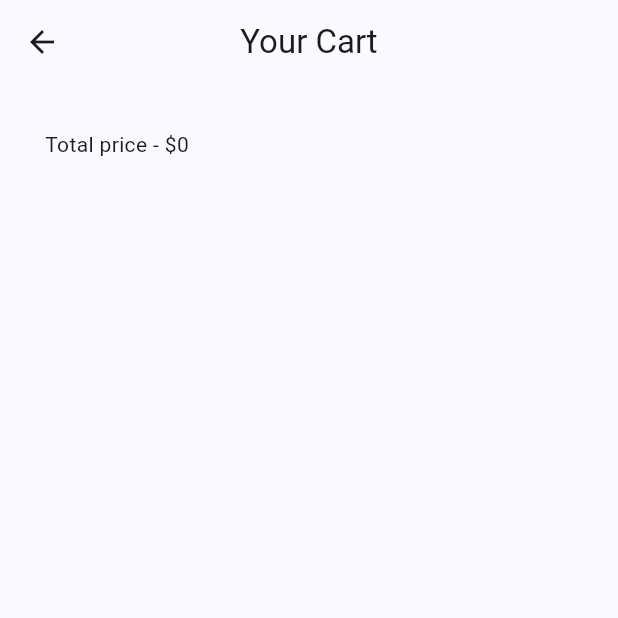
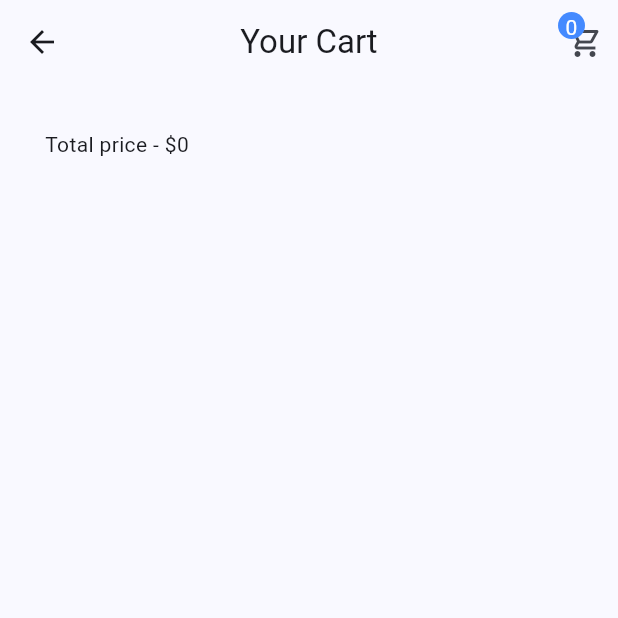
Before and after one commit to ShlokGupta24/garage_sale_product_list_app, a Flutter app: the screen it shows after launch, after a tap on the "shopping cart" icon, on a phone screen of 412 x 824 dp, the top half of it. Run offline on Flutter 3.47's test engine with Material 3 defaults, Android fonts, the light colour scheme and no system bars; our stand-ins replace flutter_riverpod, riverpod_annotation; generated files the repository leaves out were written again.

Commit message:
Final changes in the UI is done. App is completed

```diff
--- a/lib/screens/cart/cart_screen.dart
+++ b/lib/screens/cart/cart_screen.dart
@@ -12,14 +12,41 @@ class CartScreen extends ConsumerStatefulWidget {
 
 class _CartScreenState extends ConsumerState<CartScreen> {
   bool showCoupon=true;
+
   @override
   Widget build(BuildContext context) {
     final cartProducts=ref.watch(cartNotifierProvider);
     final total=ref.watch(cartTotalProvider);
+    final numberofItems=ref.watch(cartNotifierProvider).length;
     return Scaffold(
       appBar: AppBar(
         centerTitle: true,
         title: Text('Your Cart'),
+        actions: [
+          Stack(
+            clipBehavior: Clip.none,
+              children: [
+                Hero(tag: 'cart-hero', child: Icon(Icons.shopping_cart_outlined,)),
+                Positioned(
+                  top: -8,
+                  left: -6,
+                  child: Container(
+                    width: 18,
+                    height: 18,
+                    alignment: Alignment.center,
+                    decoration: BoxDecoration(
+                      borderRadius: BorderRadius.circular(10),
+                      color: Colors.blueAccent,
+                    ),
+                    child: Text(numberofItems.toString(),style: TextStyle(
+                      color: Colors.white,
+                    ),),
+                  ),
+                )
+              ]
+          ),
+          SizedBox(width: 10,)
+        ],
       ),
       body: Container(
         padding: EdgeInsets.all(30),
--- a/lib/shared/cart_icon.dart
+++ b/lib/shared/cart_icon.dart
@@ -1,21 +1,35 @@
 import 'package:flutter/material.dart';
+import 'package:flutter_riverpod/flutter_riverpod.dart';
+import 'package:garage_sale_product_list_app/providers/cart_provider.dart';
+import 'package:garage_sale_product_list_app/screens/cart/cart_screen.dart';
 
-class CartIcon extends StatefulWidget {
+class CartIcon extends ConsumerWidget {
   const CartIcon({super.key});
 
   @override
-  State<CartIcon> createState() => _CartIconState();
-}
-
-class _CartIconState extends State<CartIcon> {
-  @override
-  Widget build(BuildContext context) {
+  Widget build(BuildContext context, WidgetRef ref) {
+    final numberofItems=ref.watch(cartNotifierProvider).length;
     return Stack(
       children: [
-        IconButton(icon:  Icon(Icons.shopping_cart_outlined),
-          onPressed: (){
-            Navigator.pushNamed(context, '/cartscreen');
-          },
+        Hero(tag: 'cart-hero',
+          child: IconButton(icon:  Icon(Icons.shopping_cart_outlined),
+            onPressed: (){
+              Navigator.of(context).push(
+                PageRouteBuilder(pageBuilder: (context, animation, secondaryAnimation)=> CartScreen(),
+                transitionDuration: const Duration(milliseconds: 400),
+                  transitionsBuilder: (context,animation, secondaryAnimation,child){
+                  const begin=Offset(1.0,0.0);
+                  const end=Offset.zero;
+                  const curve=Curves.easeInOut;
+
+                  var tween=Tween(begin: begin,end: end,).chain(CurveTween(curve: curve));
+                  return SlideTransition(position: animation.drive(tween),child: child,);
+                  }
+
+                ),
+              );
+            },
+          ),
         ),
         Positioned(
           top: 5,
@@ -28,6 +42,9 @@ class _CartIconState extends State<CartIcon> {
               borderRadius: BorderRadius.circular(10),
               color: Colors.blueAccent,
             ),
+            child: Text(numberofItems.toString(),style: TextStyle(
+              color: Colors.white,
+            ),),
           ),
         )
       ],
```
